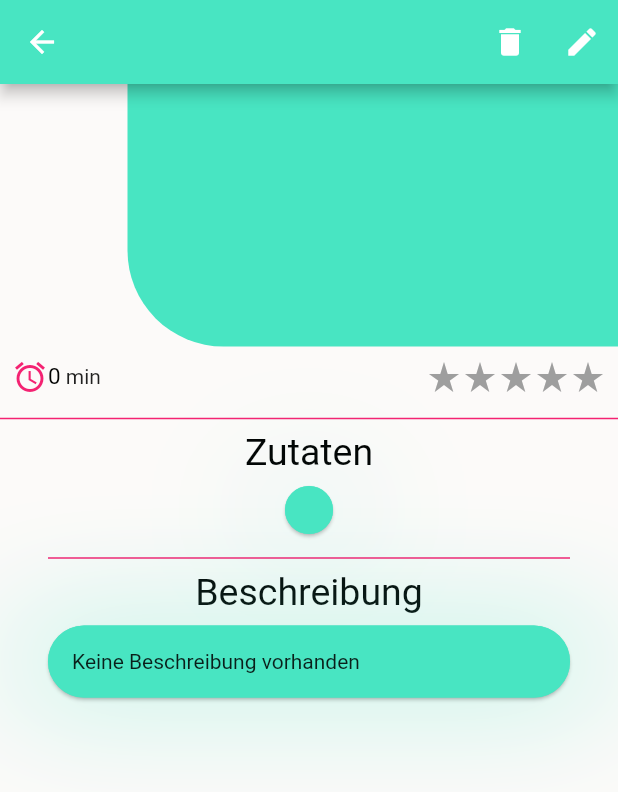
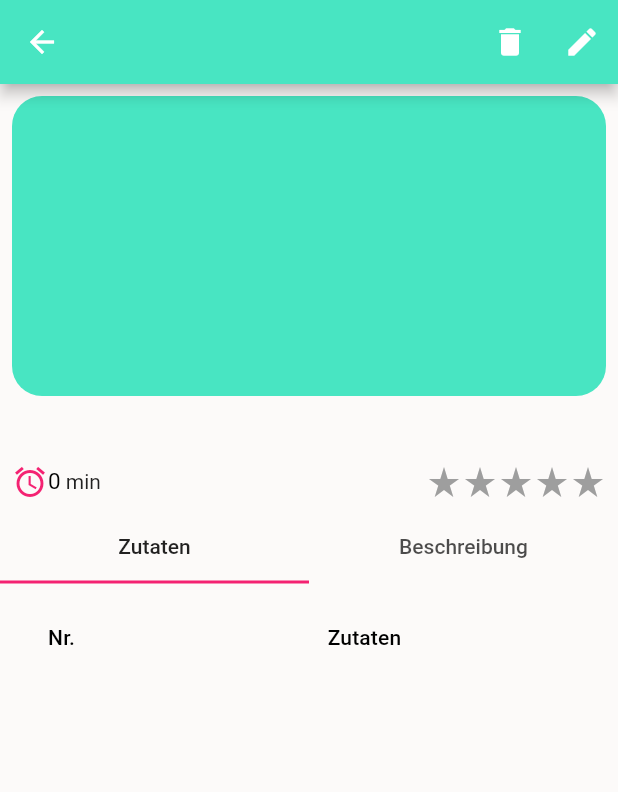
Before and after one commit to phongngy/kochbuchApp, a Flutter app: the Rezeptdetail screen opened directly with empty values, on a phone screen of 412 x 824 dp. Shown: the top 792 px of the screen. Run offline on Flutter 3.47's test engine with Material 2 defaults, Android fonts, the phone set to English and light mode, and no system bars; our stand-ins replace get_it; missing offline and left inert: localstore; statements that could not run were skipped.

Commit message:
Redesign: Detail-Seite

```diff
--- a/lib/fixValues/apptheme.dart
+++ b/lib/fixValues/apptheme.dart
@@ -67,5 +67,6 @@ class AppTheme {
         borderRadius: BorderRadius.circular(25),
       ),
     ),
+    dividerColor: AppColor.secondary,
   );
 }
--- /dev/null
+++ b/lib/pages/detailpage/rezept_beschreibung.dart
@@ -0,0 +1,27 @@
+import 'package:flutter/material.dart';
+import 'package:kochbuchapp/classes/rezept.dart';
+
+Widget beschreibung(Rezept _rezept) {
+  return SingleChildScrollView(
+    child: Column(
+      children: [
+        Padding(
+          padding: const EdgeInsets.only(bottom: 8),
+          child: RichText(
+              text: const TextSpan(
+                  text: 'Beschreibung',
+                  style: TextStyle(fontSize: 25, color: Colors.black))),
+        ),
+        Padding(
+          padding: const EdgeInsets.only(bottom: 8.0),
+          child: Align(
+            alignment: Alignment.center,
+            child: Text(_rezept.beschreibung.isEmpty
+                ? 'Keine Beschreibung vorhanden'
+                : _rezept.beschreibung),
+          ),
+        ),
+      ],
+    ),
+  );
+}
--- a/lib/pages/detailpage/rezept_detail.dart
+++ b/lib/pages/detailpage/rezept_detail.dart
@@ -1,8 +1,9 @@
 import 'package:flutter/material.dart';
 import 'package:kochbuchapp/classes/rezept.dart';
 import 'package:kochbuchapp/fixValues/appcolors.dart';
+import 'package:kochbuchapp/pages/detailpage/rezept_beschreibung.dart';
+import 'package:kochbuchapp/pages/detailpage/zutaten_liste.dart';
 import 'package:kochbuchapp/sharedDirectory/alert_dialog.dart';
-import 'package:kochbuchapp/sharedDirectory/glow_card.dart';
 import 'package:kochbuchapp/sharedDirectory/rezept_card.dart';
 import 'package:kochbuchapp/pages/detailpage/rezept_edit.dart';
 import 'package:kochbuchapp/getit/injector.dart';
@@ -46,34 +47,22 @@ class Rezeptdetail extends StatelessWidget {
       ),
       body: Column(
         children: [
-          Row(
-            children: [
-              SizedBox(
-                height: 175,
-                child: Padding(
-                  padding: const EdgeInsets.only(
-                      right: 32, left: 24, top: 8, bottom: 8),
-                  child: RotatedBox(
-                    quarterTurns: 3,
-                    child: RichText(
+          Padding(
+            padding: const EdgeInsets.all(8.0),
+            child: Container(
+              decoration: const BoxDecoration(
+                  borderRadius: BorderRadius.all(Radius.circular(20)),
+                  color: AppColor.primary),
+              height: 200,
+              width: double.infinity,
+            ),
+          ),
+          RichText(
               maxLines: 3,
               text: TextSpan(
                   text: _rezept.name,
                   style: const TextStyle(
                       fontSize: 25, color: AppColor.secondary))),
-                  ),
-                ),
-              ),
-              Expanded(
-                  child: Container(
-                height: 175,
-                decoration: const BoxDecoration(
-                    color: AppColor.primary,
-                    borderRadius:
-                        BorderRadius.only(bottomLeft: Radius.circular(64))),
-              ))
-            ],
-          ),
           Padding(
             padding: const EdgeInsets.all(8.0),
             child: Row(
@@ -97,77 +86,36 @@ class Rezeptdetail extends StatelessWidget {
               ],
             ),
           ),
-          const Divider(
-            color: AppColor.secondary,
-            thickness: 1,
+          DefaultTabController(
+              length: 2,
+              child: Expanded(
+                child: Column(
+                  children: [
+                    const TabBar(
+                      indicatorColor: AppColor.secondary,
+                      tabs: <Widget>[
+                        Tab(
+                          child: Text('Zutaten'),
                         ),
-          Padding(
-            padding: const EdgeInsets.only(bottom: 8),
-            child: RichText(
-                text: const TextSpan(
-                    text: 'Zutaten',
-                    style: TextStyle(fontSize: 25, color: Colors.black))),
+                        Tab(
+                          child: Text('Beschreibung'),
                         ),
+                      ],
+                    ),
+                    Expanded(
+                      child: Padding(
+                        padding: const EdgeInsets.all(8.0),
+                        child: TabBarView(children: [
                           zutatenListeUI(_rezept),
-          const Padding(
-            padding: EdgeInsets.only(top: 8.0),
-            child: Divider(
-              color: AppColor.secondary,
-              thickness: 1,
-              indent: 32,
-              endIndent: 32,
-            ),
-          ),
-          Padding(
-            padding: const EdgeInsets.only(bottom: 8),
-            child: RichText(
-                text: const TextSpan(
-                    text: 'Beschreibung',
-                    style: TextStyle(fontSize: 25, color: Colors.black))),
-          ),
-          Flexible(
-            flex: 2,
-            child: Padding(
-              padding: const EdgeInsets.only(bottom: 8.0),
-              child: GlowCard(
-                color: AppColor.primary,
-                child: SingleChildScrollView(
-                  child: Align(
-                    alignment: Alignment.centerLeft,
-                    child: Text(_rezept.beschreibung.isEmpty
-                        ? 'Keine Beschreibung vorhanden'
-                        : _rezept.beschreibung),
-                  ),
-                ),
-              ),
+                          beschreibung(_rezept),
+                        ]),
                       ),
                     ),
                   ],
                 ),
-    );
-  }
-
-  Widget zutatenListeUI(Rezept rezept) {
-    var uiList = <Widget>[];
-    int counter = 0;
-    for (var rezept in rezept.zutaten) {
-      counter++;
-      uiList.add(
-        Row(
-          children: [
-            Text(
-              '$counter. $rezept',
-              style: const TextStyle(fontSize: 14),
-            )
+              )),
         ],
       ),
     );
-      uiList.add(const SizedBox(height: 5.0));
-    }
-
-    return Flexible(
-        flex: 2,
-        child:
-            GlowCard(color: AppColor.primary, child: Column(children: uiList)));
   }
 }
--- /dev/null
+++ b/lib/pages/detailpage/zutaten_liste.dart
@@ -0,0 +1,28 @@
+import 'package:flutter/material.dart';
+import 'package:kochbuchapp/classes/rezept.dart';
+
+Widget zutatenListeUI(Rezept rezept) {
+  var uiList = <DataRow>[];
+  int counter = 0;
+  for (var zutat in rezept.zutaten) {
+    counter++;
+    uiList.add(
+      DataRow(
+        cells: [DataCell(Text('$counter. ')), DataCell(Text(zutat))],
+      ),
+    );
+  }
+
+  return SingleChildScrollView(
+    child: DataTable(
+      columns: const [
+        DataColumn(
+            label: Text(
+          'Nr.',
+        )),
+        DataColumn(label: Text('Zutaten')),
+      ],
+      rows: uiList,
+    ),
+  );
+}
--- a/lib/sharedDirectory/glow_card.dart
+++ /dev/null
@@ -1,17 +0,0 @@
-import 'package:flutter/material.dart';
-
-Widget GlowCard({required Color color, required Widget child}) {
-  return Container(
-    decoration: BoxDecoration(boxShadow: [
-      BoxShadow(blurRadius: 75, color: color.withAlpha(175), spreadRadius: -10)
-    ]),
-    child: Card(
-      color: color,
-      margin: const EdgeInsets.only(left: 32, right: 32),
-      child: Padding(
-        padding: const EdgeInsets.all(16.0),
-        child: SingleChildScrollView(child: child),
-      ),
-    ),
-  );
-}
```
Lines whose indentation alone changed are shown as unchanged.
